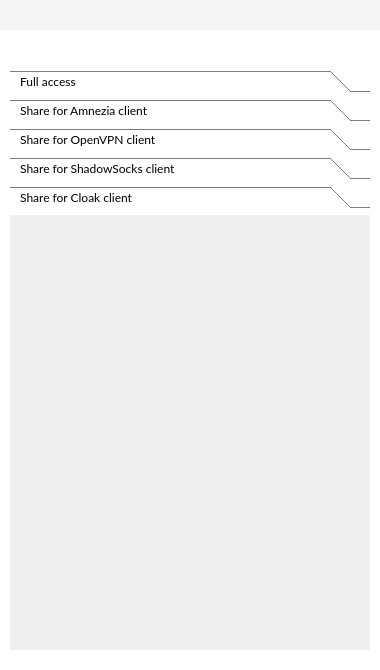
Above: client/ui/mainwindow.ui from amnezia-vpn/amnezia-client before the change. Below: the same form after it.
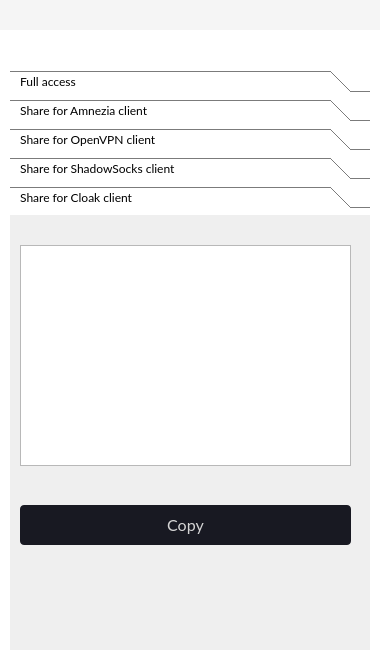
That is the form after the change. The open tabs and pages were chosen to show the change. Icons and pictures are not drawn. Custom widgets are drawn as their Qt base class.

Commit message: Export shadowsocks over cloak config support

What changed in the file:
```diff
--- a/client/ui/mainwindow.ui
+++ b/client/ui/mainwindow.ui
@@ -6539,13 +6539,59 @@
          <rect>
           <x>0</x>
           <y>0</y>
-          <width>100</width>
-          <height>30</height>
+          <width>360</width>
+          <height>360</height>
          </rect>
         </property>
         <attribute name="label">
          <string>  Share for Cloak client</string>
         </attribute>
+        <widget class="QPushButton" name="pushButton_share_cloak_copy">
+         <property name="geometry">
+          <rect>
+           <x>10</x>
+           <y>290</y>
+           <width>331</width>
+           <height>40</height>
+          </rect>
+         </property>
+         <property name="cursor">
+          <cursorShape>PointingHandCursor</cursorShape>
+         </property>
+         <property name="styleSheet">
+          <string notr="true">QPushButton {
+	font-size: 13pt;
+	font: &quot;Open Sans Semibold&quot;;
+	color:rgb(212, 212, 212);
+	
+background: #181922;
+border-radius: 4px;
+
+font-family: Lato;
+font-style: normal;
+font-weight: normal;
+font-size: 16px;
+line-height: 21px;
+
+}
+QPushButton:hover {
+background: #282932;
+}</string>
+         </property>
+         <property name="text">
+          <string>Copy</string>
+         </property>
+        </widget>
+        <widget class="QPlainTextEdit" name="plainTextEdit_share_cloak">
+         <property name="geometry">
+          <rect>
+           <x>10</x>
+           <y>30</y>
+           <width>331</width>
+           <height>221</height>
+          </rect>
+         </property>
+        </widget>
        </widget>
       </widget>
      </widget>
```
Left out of the diff: 66 changed lines with no effect on the pictures. The commit also changes 6 other files.
